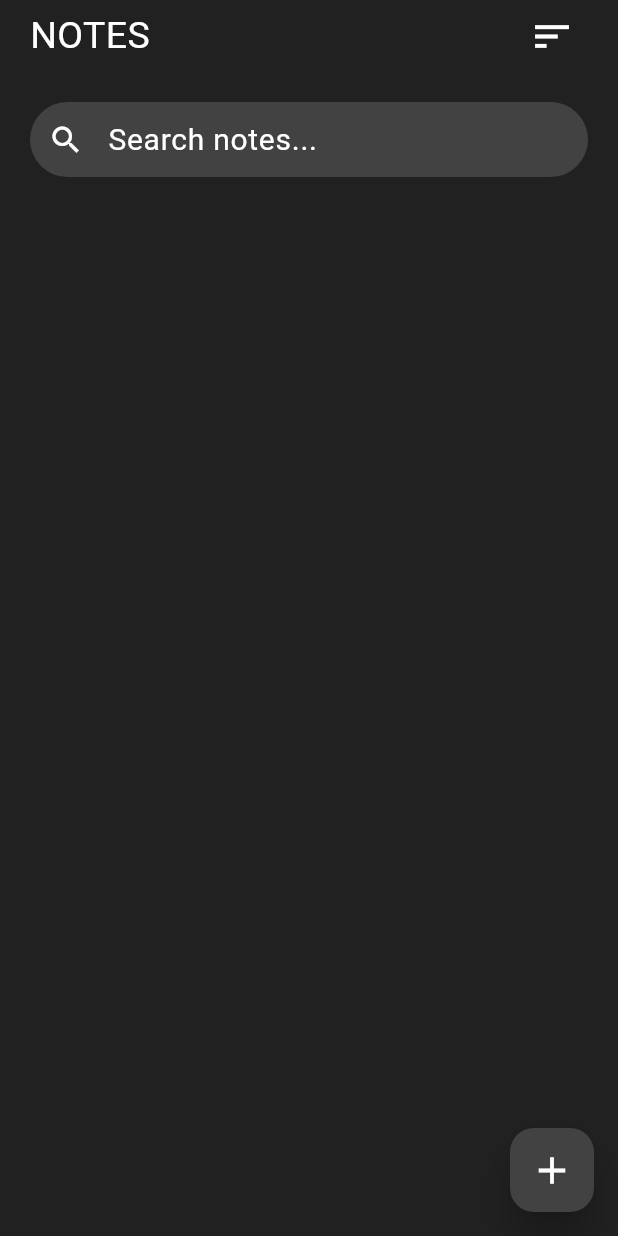
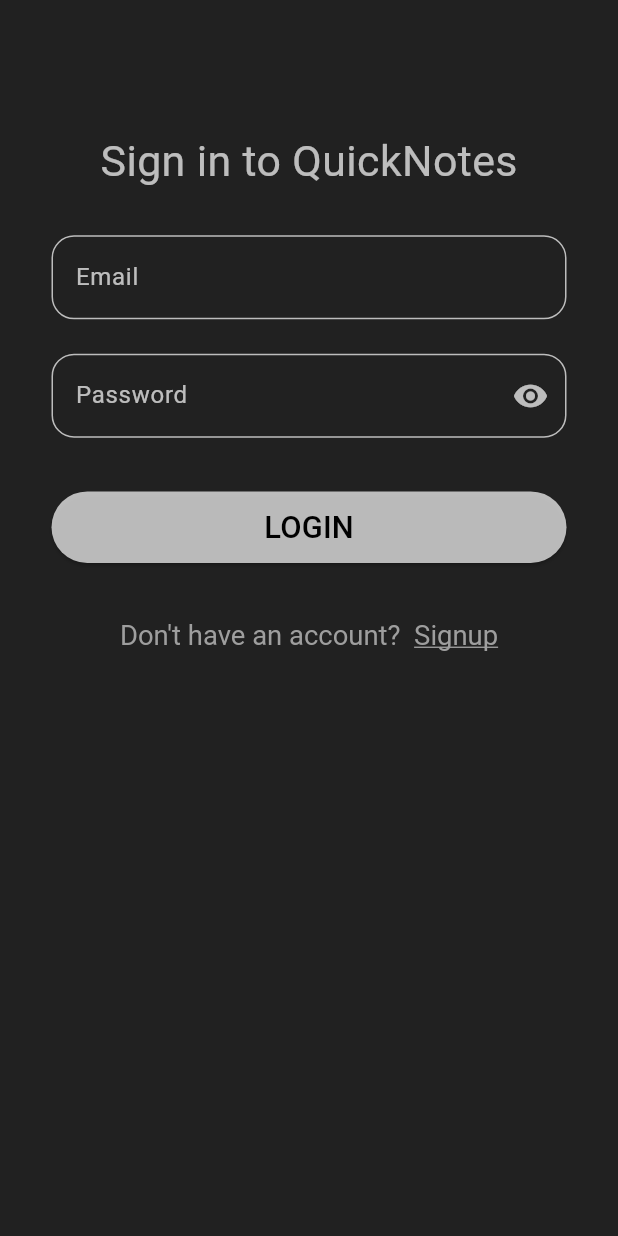
Before and after one commit to zack-04/notes_app, a Flutter app: the screen it shows after launch, on a phone screen of 412 x 824 dp. Run offline on Flutter 3.47's test engine with Material 3 defaults, Android fonts, the phone set to English and light mode, and no system bars; our stand-ins replace firebase_core, flutter_screenutil; accounts and stored records are empty.

Commit message:
added signin screen

```diff
--- a/lib/main.dart
+++ b/lib/main.dart
@@ -1,7 +1,8 @@
 import 'package:firebase_core/firebase_core.dart';
 import 'package:flutter/material.dart';
+import 'package:flutter_screenutil/flutter_screenutil.dart';
 import 'package:notes_app/firebase_options.dart';
-import 'package:notes_app/home_screen.dart';
+import 'package:notes_app/screens/signin_screen.dart';
 
 void main() async {
   WidgetsFlutterBinding.ensureInitialized();
@@ -16,13 +17,21 @@ class MyApp extends StatelessWidget {
 
   @override
   Widget build(BuildContext context) {
-    return MaterialApp(
-      title: 'Flutter Demo',
-      theme: ThemeData(
-        colorScheme: ColorScheme.fromSeed(seedColor: Colors.deepPurple),
-        useMaterial3: true,
-      ),
-      home: const HomeScreen(),
+   return ScreenUtilInit(
+      designSize: const Size(360, 690),
+      minTextAdapt: true,
+      splitScreenMode: true,
+      builder: (_, child) {
+        return MaterialApp(
+          debugShowCheckedModeBanner: false,
+          title: 'QuickNotes',
+          theme: ThemeData(
+            primarySwatch: Colors.blue,
+          ),
+          home: child,
+        );
+      },
+      child: const SigninScreen(),
     );
   }
 }
--- /dev/null
+++ b/lib/screens/signin_screen.dart
@@ -0,0 +1,239 @@
+import 'package:flutter/material.dart';
+import 'package:flutter_screenutil/flutter_screenutil.dart';
+
+class SigninScreen extends StatefulWidget {
+  const SigninScreen({super.key});
+
+  @override
+  State<SigninScreen> createState() => _SigninScreenState();
+}
+
+class _SigninScreenState extends State<SigninScreen> {
+  final TextEditingController _email = TextEditingController();
+  final TextEditingController _password = TextEditingController();
+  final _globalKey = GlobalKey<FormState>();
+  bool isFormValid = false;
+  bool showPassword = false;
+
+  @override
+  void dispose() {
+    _email.dispose();
+    _password.dispose();
+    super.dispose();
+  }
+
+  // void handleSubmit() async {
+  //   isFormValid = _globalKey.currentState!.validate();
+  //   if (!isFormValid) {
+  //     return;
+  //   } else {
+  //     _globalKey.currentState!.save();
+  //     // FirebaseService firebaseService = FirebaseService();
+  //     final response =
+  //         await FirebaseService().createUser(_email.text, _password.text);
+
+  //     if (response['type'] == 'SUCCESS' && mounted) {
+  //       Navigator.of(context).push(
+  //         MaterialPageRoute(
+  //           builder: (context) => SignUpScreen2(
+  //             email: _email.text,
+  //           ),
+  //         ),
+  //       );
+  //     } else if (response['type'] == 'ERROR') {
+  //       if (response['message'] == 'Email already in use') {
+  //         final response2 =
+  //             await FirebaseService().signInUser(_email.text, _password.text);
+  //         if (response2['type'] == 'SUCCESS' && mounted) {
+  //           Navigator.of(context).push(
+  //             MaterialPageRoute(
+  //               builder: (context) =>  SignUpScreen3(email: _email.text,),
+  //             ),
+  //           );
+  //         } else if (response2['type'] == 'ERROR' && mounted) {
+
+  //           SnackbarHelper.showErrorSnackbar(
+  //             context,
+  //             response2['message'],
+  //           );
+  //         }
+  //       } else {
+  //         if (mounted) {
+  //           SnackbarHelper.showErrorSnackbar(
+  //             context,
+  //             response['message'],
+  //           );
+  //         }
+  //       }
+  //     }
+  //   }
+  // }
+
+  @override
+  Widget build(BuildContext context) {
+    return GestureDetector(
+      onTap: () {
+        FocusScope.of(context).unfocus();
+      },
+      child: Scaffold(
+        backgroundColor: Colors.grey.shade900,
+        body: SafeArea(
+          child: Container(
+            padding: EdgeInsets.only(left: 30.sp, top: 30.sp, right: 30.sp),
+            child: SingleChildScrollView(
+              child: Column(
+                children: [
+                  SizedBox(
+                    height: 50.h,
+                  ),
+                  //text
+                  Center(
+                    child: Text(
+                      'Sign in to QuickNotes',
+                      style: TextStyle(
+                        fontSize: 25.sp,
+                        fontWeight: FontWeight.w400,
+                        height: 0.8.h,
+                        color: Colors.white70,
+                      ),
+                    ),
+                  ),
+                  SizedBox(
+                    height: 30.h,
+                  ),
+                  //form
+                  SizedBox(
+                    child: Form(
+                      key: _globalKey,
+                      child: Column(
+                        children: [
+                          TextFormField(
+                            validator: (value) {
+                              if (value!.isEmpty) {
+                                return "Email can't be empty";
+                              }
+                              return null;
+                            },
+                            style: TextStyle(color: Colors.white70),
+                            controller: _email,
+                            keyboardType: TextInputType.emailAddress,
+                            decoration: InputDecoration(
+                              label: const Text('Email'),
+                              labelStyle: TextStyle(
+                                color: Colors.white70,
+                              ),
+                              focusedBorder: OutlineInputBorder(
+                                borderRadius: BorderRadius.circular(15),
+                                borderSide: BorderSide(
+                                  color: Colors.white70,
+                                ),
+                              ),
+                              enabledBorder: OutlineInputBorder(
+                                borderRadius: BorderRadius.circular(15),
+                                borderSide: BorderSide(
+                                  color: Colors.white70,
+                                ),
+                              ),
+                            ),
+                          ),
+                          SizedBox(
+                            height: 20.sp,
+                          ),
+                          TextFormField(
+                            controller: _password,
+                            obscureText: !showPassword,
+                            validator: (value) {
+                              if (value!.isEmpty) {
+                                return "Field can't be empty";
+                              }
+                              return null;
+                            },
+                            style: TextStyle(color: Colors.white70),
+                            decoration: InputDecoration(
+                              label: const Text('Password'),
+                              labelStyle: TextStyle(
+                                color: Colors.white70,
+                              ),
+                              focusedBorder: OutlineInputBorder(
+                                borderRadius: BorderRadius.circular(15),
+                                borderSide: BorderSide(
+                                  color: Colors.white70,
+                                ),
+                              ),
+                              enabledBorder: OutlineInputBorder(
+                                borderRadius: BorderRadius.circular(15),
+                                borderSide: BorderSide(
+                                  color: Colors.white70,
+                                ),
+                              ),
+                              suffixIcon: GestureDetector(
+                                onTap: () => setState(() {
+                                  showPassword = !showPassword;
+                                }),
+                                child: const Icon(
+                                  Icons.remove_red_eye,
+                                  color: Colors.white70,
+                                ),
+                              ),
+                            ),
+                          ),
+                        ],
+                      ),
+                    ),
+                  ),
+                  SizedBox(
+                    height: 30.h,
+                  ),
+                  SizedBox(
+                    height: 40.h,
+                    width: double.infinity,
+                    child: ElevatedButton(
+                      onPressed: () {},
+                      style: ElevatedButton.styleFrom(
+                        backgroundColor: Colors.white70,
+                      ),
+                      child: Text(
+                        'LOGIN',
+                        style: TextStyle(
+                          color: Colors.black,
+                          fontSize: 18.sp,
+                        ),
+                      ),
+                    ),
+                  ),
+                  SizedBox(
+                    height: 30.h,
+                  ),
+                  Center(
+                    child: RichText(
+                      text: TextSpan(
+                        style: TextStyle(
+                          fontSize: 16.0.sp,
+                          color: Colors.grey,
+                          fontWeight: FontWeight.w400,
+                          height: 1.1.h,
+                        ),
+                        children: const [
+                          TextSpan(
+                            text: "Don't have an account?  ",
+                          ),
+                          TextSpan(
+                            text: 'Signup',
+                            style:
+                                TextStyle(decoration: TextDecoration.underline),
+                            // Add onTap callback for handling tap event
+                          ),
+
+                        ],
+                      ),
+                    ),
+                  ),
+                ],
+              ),
+            ),
+          ),
+        ),
+      ),
+    );
+  }
+}
--- a/pubspec.yaml
+++ b/pubspec.yaml
@@ -37,6 +37,7 @@ dependencies:
   cupertino_icons: ^1.0.6
   firebase_auth: ^4.19.6
   firebase_core: ^2.31.1
+  flutter_screenutil: ^5.9.1
 
 dev_dependencies:
   flutter_test:
```
Also changed, not shown: lib/screens/home_screen.dart (renamed from lib/home_screen.dart), pubspec.lock.
